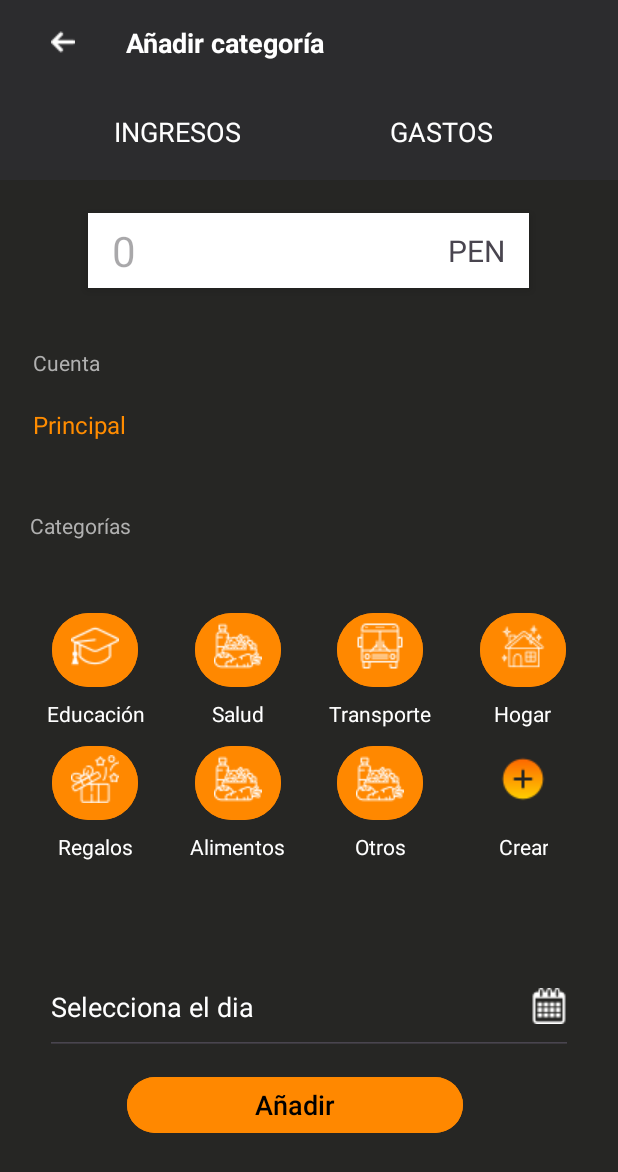
After one commit to Axel202310/EF-MovilesApp-Grupo3, an Android app: the layout agregartransferencia.xml on its own in the app's theme, with its tools: preview values and no code run, on a phone screen of 412 x 824 dp. The commit adds this screen. Shown: the top 1172 px of the screen. Run offline under Robolectric (Android 15) with nearby library versions, the phone set to English and light mode, and no system bars.

Commit message:
Cambio Mirella: Interfaz agregartransferencia

```diff
--- /dev/null
+++ b/app/src/main/java/com/asipion/pfmoviles/DatePickerFragment.kt
@@ -0,0 +1,37 @@
+package com.asipion.pfmoviles
+
+import android.app.DatePickerDialog
+import android.app.Dialog
+import android.content.Context
+import android.os.Bundle
+import android.view.View
+import android.widget.DatePicker
+import androidx.fragment.app.DialogFragment
+import java.util.Calendar
+
+
+class DatePickerFragment(val listener: (day: Int, month: Int, year: Int) -> Unit) : DialogFragment(),
+    DatePickerDialog.OnDateSetListener {
+
+    override fun onDateSet(view: DatePicker?, year: Int, month: Int, dayOfMonth: Int) {
+        listener(dayOfMonth, month, year)
+    }
+
+    override fun onCreateDialog(savedInstanceState: Bundle?): Dialog {
+        val c = Calendar.getInstance()
+        val year = c.get(Calendar.YEAR)
+        val month = c.get(Calendar.MONTH)
+        val day = c.get(Calendar.DAY_OF_MONTH)
+
+        val picker = DatePickerDialog(requireContext(), this, year, month, day)
+
+        picker.setOnShowListener {
+            val headerId = resources.getIdentifier("date_picker_header", "id", "android")
+            val headerView = picker.findViewById<View>(headerId)
+            headerView?.visibility = View.GONE
+        }
+
+        return picker
+    }
+
+}
--- a/app/src/main/java/com/asipion/pfmoviles/MainActivity.kt
+++ b/app/src/main/java/com/asipion/pfmoviles/MainActivity.kt
@@ -1,20 +1,40 @@
 package com.asipion.pfmoviles
 
 import android.os.Bundle
+import android.widget.EditText
 import androidx.activity.enableEdgeToEdge
 import androidx.appcompat.app.AppCompatActivity
 import androidx.core.view.ViewCompat
 import androidx.core.view.WindowInsetsCompat
 
 class MainActivity : AppCompatActivity() {
+
+    private lateinit var etDate: EditText
+
     override fun onCreate(savedInstanceState: Bundle?) {
         super.onCreate(savedInstanceState)
         enableEdgeToEdge()
         setContentView(R.layout.activity_main)
+
+        // Inicializar la vista después de setContentView
+        //etDate = findViewById(R.id.etDate)
         ViewCompat.setOnApplyWindowInsetsListener(findViewById(R.id.main)) { v, insets ->
             val systemBars = insets.getInsets(WindowInsetsCompat.Type.systemBars())
             v.setPadding(systemBars.left, systemBars.top, systemBars.right, systemBars.bottom)
             insets
         }
+
+        // Mostrar el calendario al hacer clic
+        etDate.setOnClickListener {
+            showDatePickerDialog()
+        }
+    }
+
+    private fun showDatePickerDialog() {
+        val datePicker = DatePickerFragment { day, month, year -> onDateSelected(day, month, year) }
+        datePicker.show(supportFragmentManager, "datePicker")
+    }
+    private fun onDateSelected(day: Int, month: Int, year: Int) {
+        etDate.setText("$day / $month / $year")
     }
 }
--- /dev/null
+++ b/app/src/main/res/layout/agregartransferencia.xml
@@ -0,0 +1,427 @@
+<?xml version="1.0" encoding="utf-8"?>
+<androidx.constraintlayout.widget.ConstraintLayout xmlns:android="http://schemas.android.com/apk/res/android"
+    xmlns:app="http://schemas.android.com/apk/res-auto"
+    xmlns:tools="http://schemas.android.com/tools"
+    android:id="@+id/main"
+    android:layout_width="match_parent"
+    android:layout_height="match_parent"
+    android:background="#262624"
+    tools:context=".MainActivity">
+
+    <GridLayout
+        android:id="@+id/gridCategorias1"
+        android:layout_width="match_parent"
+        android:layout_height="wrap_content"
+        android:layout_marginTop="-20dp"
+        android:layout_marginBottom="22dp"
+        android:alignmentMode="alignMargins"
+        android:columnCount="4"
+        android:padding="16dp"
+        android:useDefaultMargins="true"
+        app:layout_constraintBottom_toTopOf="@+id/etDate"
+        app:layout_constraintEnd_toEndOf="parent"
+        app:layout_constraintHorizontal_bias="0.0"
+        app:layout_constraintStart_toStartOf="parent"
+        app:layout_constraintTop_toBottomOf="@+id/textView8po">
+
+        <!-- Item 1 - Educación -->
+        <LinearLayout
+            android:layout_width="0dp"
+            android:layout_height="wrap_content"
+            android:layout_columnWeight="1"
+            android:gravity="center"
+            android:orientation="vertical">
+
+            <Button
+                android:id="@+id/button2400"
+                android:layout_width="57dp"
+                android:layout_height="57dp"
+                android:backgroundTint="@android:color/holo_orange_dark"
+                android:drawableTop="@drawable/educacion"
+                android:gravity="center"
+                android:text="" />
+
+            <TextView
+                android:layout_width="wrap_content"
+                android:layout_height="wrap_content"
+                android:layout_marginTop="4dp"
+                android:text="Educación"
+                android:textAlignment="center"
+                android:textColor="#FFFFFF" />
+        </LinearLayout>
+
+        <!-- Item 2 - Salud -->
+        <LinearLayout
+            android:layout_width="0dp"
+            android:layout_height="wrap_content"
+            android:layout_columnWeight="1"
+            android:gravity="center"
+            android:orientation="vertical">
+
+            <Button
+                android:id="@+id/button2600"
+                android:layout_width="57dp"
+                android:layout_height="57dp"
+                android:backgroundTint="@android:color/holo_orange_dark"
+                android:drawableTop="@drawable/alimento"
+                android:gravity="center"
+                android:text="" />
+
+            <TextView
+                android:layout_width="wrap_content"
+                android:layout_height="wrap_content"
+                android:layout_marginTop="4dp"
+                android:text="Salud"
+                android:textAlignment="center"
+                android:textColor="#FFFFFF" />
+        </LinearLayout>
+
+        <!-- Item 3 - Transporte -->
+        <LinearLayout
+            android:layout_width="0dp"
+            android:layout_height="wrap_content"
+            android:layout_columnWeight="1"
+            android:gravity="center"
+            android:orientation="vertical">
+
+            <Button
+                android:id="@+id/button2500"
+                android:layout_width="57dp"
+                android:layout_height="57dp"
+                android:backgroundTint="@android:color/holo_orange_dark"
+                android:drawableTop="@drawable/transporte"
+                android:gravity="center"
+                android:text="" />
+
+            <TextView
+                android:layout_width="wrap_content"
+                android:layout_height="wrap_content"
+                android:layout_marginTop="4dp"
+                android:text="Transporte"
+                android:textAlignment="center"
+                android:textColor="#FFFFFF" />
+        </LinearLayout>
+
+        <!-- Item 4 - Hogar -->
+        <LinearLayout
+            android:layout_width="0dp"
+            android:layout_height="wrap_content"
+            android:layout_columnWeight="1"
+            android:gravity="center"
+            android:orientation="vertical">
+
+            <Button
+                android:id="@+id/button2300"
+                android:layout_width="57dp"
+                android:layout_height="57dp"
+                android:backgroundTint="@android:color/holo_orange_dark"
+                android:drawableTop="@drawable/hogar"
+                android:gravity="center"
+                android:text="" />
+
+            <TextView
+                android:layout_width="wrap_content"
+                android:layout_height="wrap_content"
+                android:layout_marginTop="4dp"
+                android:text="Hogar"
+                android:textAlignment="center"
+                android:textColor="#FFFFFF" />
+        </LinearLayout>
+
+        <!-- Item 5 - Regalos -->
+        <LinearLayout
+            android:layout_width="0dp"
+            android:layout_height="wrap_content"
+            android:layout_columnWeight="1"
+            android:gravity="center"
+            android:orientation="vertical">
+
+            <Button
+                android:id="@+id/button1800"
+                android:layout_width="57dp"
+                android:layout_height="57dp"
+                android:backgroundTint="@android:color/holo_orange_dark"
+                android:drawableTop="@drawable/regalo"
+                android:gravity="center"
+                android:text="" />
+
+            <TextView
+                android:layout_width="wrap_content"
+                android:layout_height="wrap_content"
+                android:layout_marginTop="4dp"
+                android:text="Regalos"
+                android:textAlignment="center"
+                android:textColor="#FFFFFF" />
+        </LinearLayout>
+
+        <!-- Item 6 - Alimentos -->
+        <LinearLayout
+            android:layout_width="0dp"
+            android:layout_height="wrap_content"
+            android:layout_columnWeight="1"
+            android:gravity="center"
+            android:orientation="vertical">
+
+            <Button
+                android:id="@+id/button1700"
+                android:layout_width="57dp"
+                android:layout_height="57dp"
+                android:backgroundTint="@android:color/holo_orange_dark"
+                android:drawableTop="@drawable/alimento"
+                android:gravity="center"
+                android:text="" />
+
+            <TextView
+                android:layout_width="wrap_content"
+                android:layout_height="wrap_content"
+                android:layout_marginTop="4dp"
+                android:text="Alimentos"
+                android:textAlignment="center"
+                android:textColor="#FFFFFF" />
+        </LinearLayout>
+
+        <!-- Item 7 - Otros -->
+        <LinearLayout
+            android:layout_width="0dp"
+            android:layout_height="wrap_content"
+            android:layout_columnWeight="1"
+            android:gravity="center"
+            android:orientation="vertical">
+
+            <Button
+                android:id="@+id/button2100"
+                android:layout_width="57dp"
+                android:layout_height="57dp"
+                android:backgroundTint="@android:color/holo_orange_dark"
+                android:drawableTop="@drawable/alimento"
+                android:gravity="center"
+                android:text="" />
+
+            <TextView
+                android:layout_width="wrap_content"
+                android:layout_height="wrap_content"
+                android:layout_marginTop="4dp"
+                android:text="Otros"
+                android:textAlignment="center"
+                android:textColor="#FFFFFF" />
+        </LinearLayout>
+
+        <!-- Item 8 - Crear -->
+        <LinearLayout
+            android:layout_width="0dp"
+            android:layout_height="wrap_content"
+            android:layout_columnWeight="1"
+            android:gravity="center"
+            android:orientation="vertical">
+
+            <Button
+                android:id="@+id/button1300"
+                android:layout_width="57dp"
+                android:layout_height="57dp"
+                android:background="@android:color/transparent"
+                android:drawableTop="@drawable/mas"
+                android:gravity="center"
+                android:text="" />
+
+            <TextView
+                android:layout_width="wrap_content"
+                android:layout_height="wrap_content"
+                android:layout_marginTop="4dp"
+                android:text="Crear"
+                android:textAlignment="center"
+                android:textColor="#FFFFFF" />
+        </LinearLayout>
+
+    </GridLayout>
+
+    <FrameLayout
+        android:id="@+id/frameLayout"
+        android:layout_width="294dp"
+        android:layout_height="50dp"
+        android:layout_marginTop="22dp"
+        android:layout_marginBottom="48dp"
+        android:background="#FFFFFF"
+        android:elevation="4dp"
+        app:layout_constraintBottom_toTopOf="@+id/textView6llñ"
+        app:layout_constraintEnd_toEndOf="parent"
+        app:layout_constraintHorizontal_bias="0.495"
+        app:layout_constraintStart_toStartOf="parent"
+        app:layout_constraintTop_toBottomOf="@+id/linearLayout">
+
+        <!-- Texto alineado a la izquierda -->
+        <EditText
+            android:id="@+id/edittext4"
+            android:layout_width="224dp"
+            android:layout_height="match_parent"
+            android:layout_gravity="start"
+            android:background="@android:color/transparent"
+            android:gravity="center_vertical"
+            android:hint="0"
+            android:inputType="numberDecimal"
+            android:paddingStart="16dp"
+            android:textColor="@color/black"
+            android:textSize="28sp" />
+
+        <!-- Texto alineado a la derecha -->
+        <TextView
+            android:id="@+id/textView5"
+            android:layout_width="wrap_content"
+            android:layout_height="match_parent"
+            android:layout_gravity="end"
+            android:gravity="center_vertical"
+            android:paddingEnd="16dp"
+            android:text="PEN"
+            android:textSize="20sp" />
+    </FrameLayout>
+
+
+    <TextView
+        android:id="@+id/textView6llñ"
+        android:layout_width="wrap_content"
+        android:layout_height="wrap_content"
+        android:layout_marginTop="40dp"
+        android:text="Cuenta"
+        android:textColor="#B0B0B0"
+        app:layout_constraintEnd_toEndOf="parent"
+        app:layout_constraintHorizontal_bias="0.059"
+        app:layout_constraintStart_toStartOf="parent"
+        app:layout_constraintTop_toBottomOf="@+id/frameLayout" />
+
+    <TextView
+        android:id="@+id/textView8po"
+        android:layout_width="wrap_content"
+        android:layout_height="wrap_content"
+        android:layout_marginStart="20dp"
+        android:layout_marginTop="24dp"
+        android:layout_marginBottom="11dp"
+        android:text="Categorías"
+        android:textColor="#B0B0B0"
+        app:layout_constraintBottom_toTopOf="@+id/gridCategorias1"
+        app:layout_constraintStart_toStartOf="parent"
+        app:layout_constraintTop_toBottomOf="@+id/textView7hhhh34545" />
+
+    <TextView
+        android:id="@+id/textView7hhhh34545"
+        android:layout_width="wrap_content"
+        android:layout_height="wrap_content"
+        android:layout_marginTop="-12dp"
+        android:layout_marginBottom="-10dp"
+        android:text="Principal"
+        android:textColor="#FF8C00"
+        android:textSize="16sp"
+        app:layout_constraintBottom_toTopOf="@+id/textView8po"
+        app:layout_constraintEnd_toEndOf="parent"
+        app:layout_constraintHorizontal_bias="0.063"
+        app:layout_constraintStart_toStartOf="parent"
+        app:layout_constraintTop_toBottomOf="@+id/textView6llñ" />
+
+    <Button
+        android:id="@+id/btnAñadir"
+        android:layout_width="224dp"
+        android:layout_height="45dp"
+        android:backgroundTint="@android:color/holo_orange_dark"
+        android:text="Añadir"
+        android:textColor="@android:color/black"
+        android:textSize="18sp"
+        app:layout_constraintBottom_toBottomOf="parent"
+        app:layout_constraintEnd_toEndOf="parent"
+        app:layout_constraintHorizontal_bias="0.449"
+        app:layout_constraintStart_toStartOf="parent"
+        app:layout_constraintTop_toBottomOf="@+id/etDate"
+        app:layout_constraintVertical_bias="0.145" />
+
+    <EditText
+        android:id="@+id/etDate"
+        android:layout_width="match_parent"
+        android:layout_height="wrap_content"
+        android:layout_margin="30dp"
+        android:layout_marginBottom="116dp"
+        android:clickable="false"
+        android:drawableEnd="@drawable/calendario"
+        android:focusable="false"
+        android:hint="Selecciona el dia"
+        android:paddingBottom="20dp"
+        android:textColor="#FFFFFF"
+        android:textColorHint="#FFFFFF"
+        app:layout_constraintBottom_toBottomOf="parent"
+        app:layout_constraintEnd_toEndOf="parent"
+        app:layout_constraintHorizontal_bias="0.733"
+        app:layout_constraintStart_toStartOf="parent"
+        app:layout_constraintTop_toBottomOf="@+id/textView8po"
+        app:layout_constraintVertical_bias="0.74" />
+
+    <LinearLayout
+        android:id="@+id/linearLayout"
+        android:layout_width="match_parent"
+        android:layout_height="120dp"
+        android:background="#2C2C2E"
+        android:gravity="center_vertical"
+        android:orientation="vertical"
+        android:paddingStart="30dp"
+        android:paddingEnd="30dp"
+        app:layout_constraintBottom_toTopOf="@+id/frameLayout"
+        app:layout_constraintEnd_toEndOf="parent"
+        app:layout_constraintHorizontal_bias="0.0"
+        app:layout_constraintStart_toStartOf="parent"
+        app:layout_constraintTop_toTopOf="parent"
+        app:layout_constraintVertical_bias="0.0">
+
+        <LinearLayout
+            android:layout_width="match_parent"
+            android:layout_height="wrap_content"
+            android:gravity="start|center_vertical"
+            android:orientation="horizontal">
+
+            <Button
+                android:id="@+id/button000"
+                android:layout_width="44dp"
+                android:layout_height="38dp"
+                android:background="@android:color/transparent"
+                android:drawableRight="@drawable/atras1"
+                android:text="" />
+
+            <TextView
+                android:id="@+id/textView23"
+                android:layout_width="wrap_content"
+                android:layout_height="wrap_content"
+                android:layout_marginStart="10dp"
+                android:text="Añadir categoría"
+                android:textColor="@color/white"
+                android:textSize="18sp"
+                android:textStyle="bold" />
+        </LinearLayout>
+
+        <!-- Solo esta parte fue modificada -->
+        <LinearLayout
+            android:layout_width="match_parent"
+            android:layout_height="wrap_content"
+            android:layout_marginTop="28dp"
+            android:layout_marginBottom="10dp"
+            android:gravity="center"
+            android:orientation="horizontal"
+            android:weightSum="2">
+
+            <TextView
+                android:id="@+id/textView3"
+                android:layout_width="0dp"
+                android:layout_height="wrap_content"
+                android:layout_weight="1"
+                android:gravity="center"
+                android:text="INGRESOS"
+                android:textColor="@color/white"
+                android:textSize="18sp" />
+
+            <TextView
+                android:id="@+id/textView2"
+                android:layout_width="0dp"
+                android:layout_height="wrap_content"
+                android:layout_weight="1"
+                android:gravity="center"
+                android:text="GASTOS"
+                android:textColor="@color/white"
+                android:textSize="18sp" />
+        </LinearLayout>
+    </LinearLayout>
+
+
+</androidx.constraintlayout.widget.ConstraintLayout>
```
